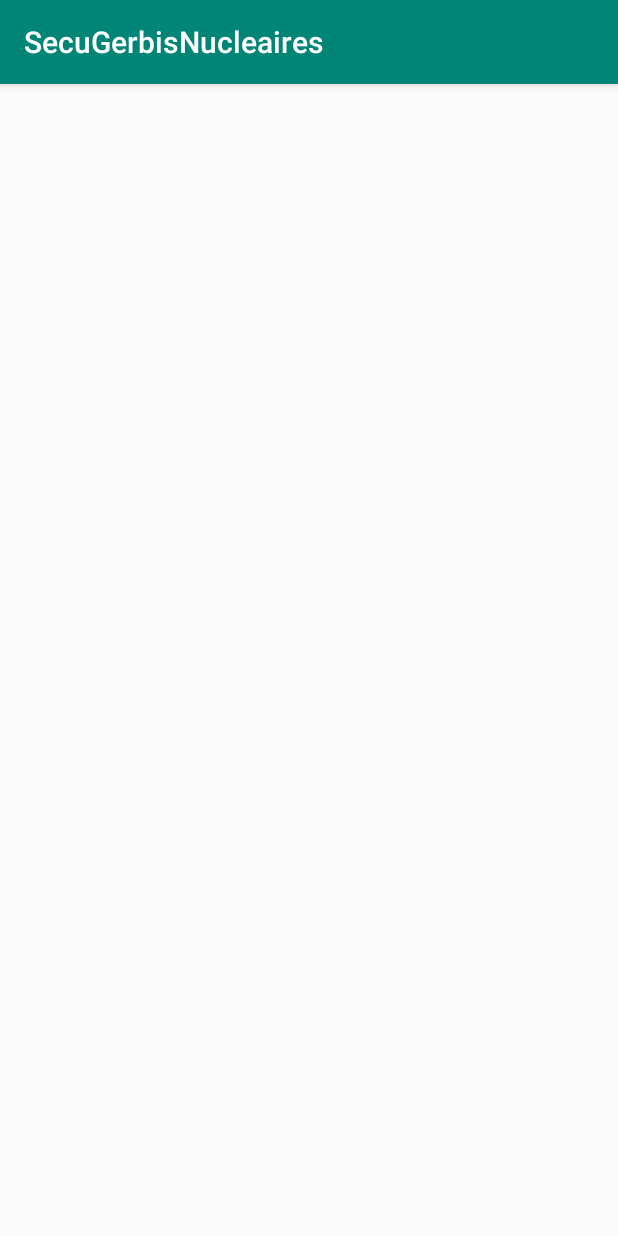
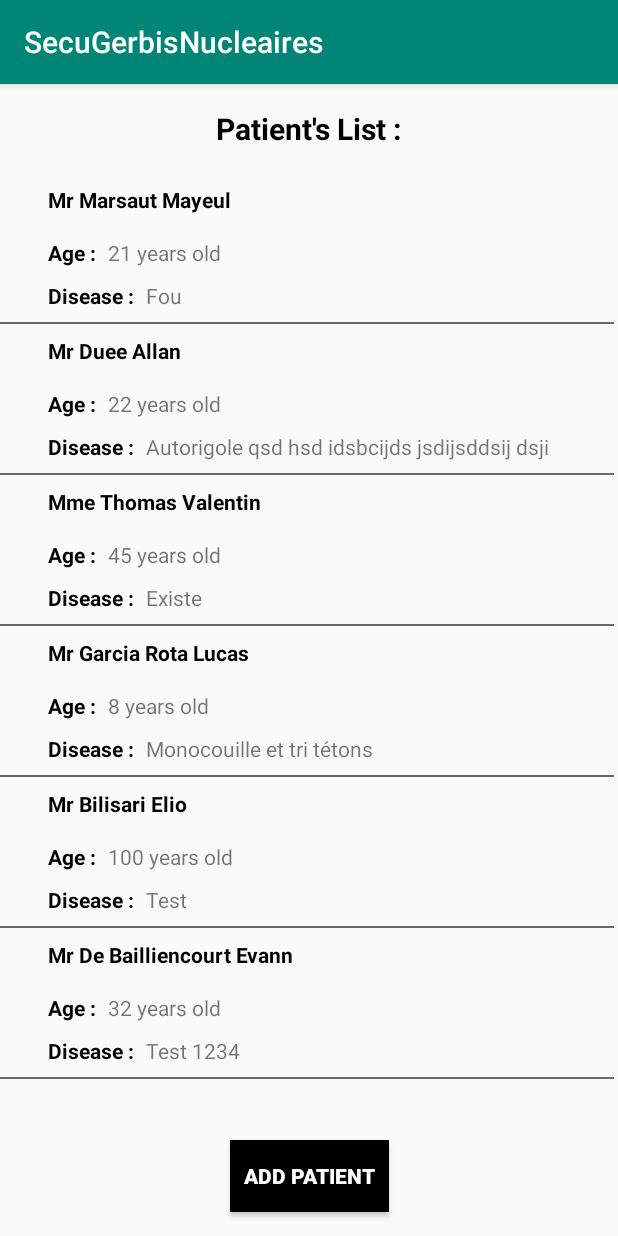
Before and after one commit to EvannDev/cryptoMobile-1, an Android app: the PatientsInfoActivity screen opened directly, with no data from a screen before it, on a phone screen of 412 x 824 dp. Run offline under Robolectric (Android 15) with nearby library versions, the phone set to English and light mode, and no system bars.

Commit message:
Allan rebase

```diff
--- a/SecuGerbisNucleaires/app/build.gradle
+++ b/SecuGerbisNucleaires/app/build.gradle
@@ -12,7 +12,7 @@ android {
     buildToolsVersion "29.0.3"
     defaultConfig {
         applicationId "fr.isen.gerbisnucleaires.secugerbisnucleaires"
-        minSdkVersion 29
+        minSdkVersion 28
         targetSdkVersion 29
         versionCode 1
         versionName "1.0"
@@ -36,12 +36,11 @@ dependencies {
     implementation 'com.google.firebase:firebase-auth:19.2.0'
     implementation 'com.google.firebase:firebase-database:19.2.1'
     implementation 'com.firebaseui:firebase-ui-database:3.1.0'
-    testImplementation 'junit:junit:4.13'
+    testImplementation 'junit:junit:4.12'
     androidTestImplementation 'androidx.test.ext:junit:1.1.1'
     androidTestImplementation 'androidx.test.espresso:espresso-core:3.2.0'
     implementation 'com.google.android.gms:play-services-plus:17.0.0'
     implementation 'androidx.recyclerview:recyclerview:1.1.0'
     // New dependencies here
 //    implementation 'com.squareup.picasso:picasso:2.71828'
-    implementation 'androidx.biometric:biometric:1.0.1'
 }
--- a/SecuGerbisNucleaires/app/src/main/AndroidManifest.xml
+++ b/SecuGerbisNucleaires/app/src/main/AndroidManifest.xml
@@ -10,7 +10,8 @@
         android:roundIcon="@mipmap/ic_launcher_round"
         android:supportsRtl="true"
         android:theme="@style/AppTheme">
-        <activity android:name=".LoginActivity"></activity>
+        <activity android:name=".SpecificPatientActivity"></activity>
+        <activity android:name=".LoginActivity" />
         <activity android:name=".MessengerActivity" />
         <activity android:name=".PatientsInfoActivity" />
         <activity android:name=".PersonalInfoActivity" />
--- a/SecuGerbisNucleaires/app/src/main/java/fr/isen/gerbisnucleaires/secugerbisnucleaires/PatientsInfoActivity.kt
+++ b/SecuGerbisNucleaires/app/src/main/java/fr/isen/gerbisnucleaires/secugerbisnucleaires/PatientsInfoActivity.kt
@@ -1,18 +1,45 @@
 package fr.isen.gerbisnucleaires.secugerbisnucleaires
 
+import android.annotation.SuppressLint
+import android.content.Intent
 import androidx.appcompat.app.AppCompatActivity
 import android.os.Bundle
 import android.widget.LinearLayout
+import android.widget.Toast
 import androidx.recyclerview.widget.LinearLayoutManager
+import androidx.recyclerview.widget.RecyclerView
 import fr.isen.gerbisnucleaires.secugerbisnucleaires.recyclerview.PatientAdapter
 import fr.isen.gerbisnucleaires.secugerbisnucleaires.recyclerview.patient.Name
 import fr.isen.gerbisnucleaires.secugerbisnucleaires.recyclerview.patient.Patient
 import kotlinx.android.synthetic.main.activity_patients_info.*
 
-class PatientsInfoActivity : AppCompatActivity() {
+class PatientsInfoActivity : AppCompatActivity(), PatientAdapter.OnItemClickListener {
+    override fun onItemClick(patient: Patient) {
+        val intent = Intent(this@PatientsInfoActivity, SpecificPatientActivity::class.java)
+        intent.putExtra("title", patient.name.title)
+        intent.putExtra("first_name", patient.name.firstName)
+        intent.putExtra("last_name", patient.name.name)
+        intent.putExtra("age", patient.age.toString())
+        intent.putExtra("disease", patient.disease)
+        startActivity(intent)
+        //Toast.makeText(this, "Clicked: ${patient.name}", Toast.LENGTH_LONG).show()
+    }
 
+    private val patients: ArrayList<Patient> = arrayListOf(
+        Patient(Name("Marsaut", "Mayeul", "Mr"), "Fou", 21),
+        Patient(Name("Duee", "Allan", "Mr"), "Autorigole qsd hsd idsbcijds jsdijsddsij dsji ijs sijd jids jds ojds jd js ojdsodsosdjjds jds  sod dsj dsj sdoj dso ", 22),
+        Patient(Name("Thomas", "Valentin", "Mme"), "Existe", 45),
+        Patient(Name("Garcia Rota", "Lucas", "Mr"), "Monocouille et tri tétons",8) ,
+        Patient(Name("Bilisari", "Elio", "Mr"), "Test",100),
+        Patient(Name("De Bailliencourt", "Evann", "Mr"), "Test 1234 ",32)
+    )
+
+    @SuppressLint("WrongConstant")
     override fun onCreate(savedInstanceState: Bundle?) {
         super.onCreate(savedInstanceState)
         setContentView(R.layout.activity_patients_info)
+
+        patientsRecycler.layoutManager = LinearLayoutManager(this)
+        patientsRecycler.adapter = PatientAdapter(patients,this)
     }
 }
--- a/SecuGerbisNucleaires/app/src/main/java/fr/isen/gerbisnucleaires/secugerbisnucleaires/recyclerview/PatientAdapter.kt
+++ b/SecuGerbisNucleaires/app/src/main/java/fr/isen/gerbisnucleaires/secugerbisnucleaires/recyclerview/PatientAdapter.kt
@@ -2,18 +2,23 @@ package fr.isen.gerbisnucleaires.secugerbisnucleaires.recyclerview
 
 import android.view.LayoutInflater
 import android.view.ViewGroup
+import android.widget.AdapterView
 import androidx.recyclerview.widget.RecyclerView
 import fr.isen.gerbisnucleaires.secugerbisnucleaires.R
 import fr.isen.gerbisnucleaires.secugerbisnucleaires.recyclerview.patient.Patient
 
-class PatientAdapter(private val patients: ArrayList<Patient>) : RecyclerView.Adapter<PatientHolder>() {
+class PatientAdapter(private val patients: ArrayList<Patient>, var itemClickListener: OnItemClickListener) : RecyclerView.Adapter<PatientHolder>() {
+    override fun onBindViewHolder(holder: PatientHolder, position: Int) {
+        holder.bind(patients[position], itemClickListener)
+    }
+
     override fun onCreateViewHolder(parent: ViewGroup, viewType: Int): PatientHolder {
         return PatientHolder(LayoutInflater.from(parent.context).inflate(R.layout.activity_patient_item, parent, false))
     }
 
     override fun getItemCount(): Int = patients.size
 
-    override fun onBindViewHolder(holder: PatientHolder, position: Int) {
-        holder.bindValue(patients[position])
+    interface OnItemClickListener {
+        fun onItemClick(patient : Patient)
     }
 }
--- a/SecuGerbisNucleaires/app/src/main/java/fr/isen/gerbisnucleaires/secugerbisnucleaires/recyclerview/PatientHolder.kt
+++ b/SecuGerbisNucleaires/app/src/main/java/fr/isen/gerbisnucleaires/secugerbisnucleaires/recyclerview/PatientHolder.kt
@@ -6,9 +6,13 @@ import fr.isen.gerbisnucleaires.secugerbisnucleaires.recyclerview.patient.Patien
 import kotlinx.android.synthetic.main.activity_patient_item.view.*
 
 class PatientHolder(itemView: View) : RecyclerView.ViewHolder(itemView) {
-    fun bindValue(patient: Patient) {
-        itemView.patientTitle.text = patient.name.title
-        itemView.patientName.text = (patient.name.name + " " + patient.name.firstName)
+    fun bind(patient: Patient, clickListener : PatientAdapter.OnItemClickListener) {
+        itemView.patientName.text = (patient.name.title + " " + patient.name.name + " " + patient.name.firstName)
+        itemView.patientAge.text =  (patient.age.toString() + " years old")
         itemView.patientDisease.text = patient.disease
+
+        itemView.setOnClickListener {
+            clickListener.onItemClick(patient)
+        }
     }
 }
--- a/SecuGerbisNucleaires/app/src/main/java/fr/isen/gerbisnucleaires/secugerbisnucleaires/recyclerview/patient/Patient.kt
+++ b/SecuGerbisNucleaires/app/src/main/java/fr/isen/gerbisnucleaires/secugerbisnucleaires/recyclerview/patient/Patient.kt
@@ -2,5 +2,6 @@ package fr.isen.gerbisnucleaires.secugerbisnucleaires.recyclerview.patient
 
 data class Patient(
     val name: Name,
-    val disease: String
+    val disease: String,
+    val age: Int
 )
--- a/SecuGerbisNucleaires/app/src/main/res/layout/activity_patient_item.xml
+++ b/SecuGerbisNucleaires/app/src/main/res/layout/activity_patient_item.xml
@@ -6,39 +6,67 @@
 
     <TextView
         android:id="@+id/patientName"
-        android:layout_width="wrap_content"
+        android:layout_width="0dp"
         android:layout_height="wrap_content"
-        android:layout_marginStart="16dp"
+        android:layout_marginStart="32dp"
         android:layout_marginTop="8dp"
-        app:layout_constraintStart_toEndOf="@+id/patientTitle"
+        android:layout_marginEnd="32dp"
+        android:textColor="@color/colorBlack"
+        android:textStyle="bold"
+        app:layout_constraintEnd_toEndOf="parent"
+        app:layout_constraintStart_toStartOf="parent"
         app:layout_constraintTop_toTopOf="parent" />
 
     <TextView
         android:id="@+id/patientDisease"
+        android:layout_width="280dp"
+        android:layout_height="19dp"
+        android:layout_marginStart="8dp"
+        android:layout_marginEnd="32dp"
+        app:layout_constraintEnd_toEndOf="parent"
+        app:layout_constraintStart_toEndOf="@+id/patientDiseaseName"
+        app:layout_constraintTop_toTopOf="@+id/patientDiseaseName" />
+
+    <TextView
+        android:id="@+id/patientDiseaseName"
         android:layout_width="wrap_content"
         android:layout_height="wrap_content"
-        android:layout_marginStart="32dp"
-        android:layout_marginTop="8dp"
-        app:layout_constraintStart_toStartOf="parent"
-        app:layout_constraintTop_toBottomOf="@+id/patientName" />
+        android:text="@string/patient_disease"
+        android:textColor="@color/colorBlack"
+        android:textStyle="bold"
+        app:layout_constraintBottom_toBottomOf="parent"
+        app:layout_constraintStart_toStartOf="@+id/patientAgeName"
+        app:layout_constraintTop_toBottomOf="@+id/patientAgeName" />
 
     <TextView
-        android:id="@+id/patientTitle"
+        android:id="@+id/patientAgeName"
         android:layout_width="wrap_content"
         android:layout_height="wrap_content"
-        android:layout_marginStart="32dp"
-        android:layout_marginTop="8dp"
-        app:layout_constraintStart_toStartOf="parent"
-        app:layout_constraintTop_toTopOf="parent" />
+        android:layout_marginTop="16dp"
+        android:text="@string/patient_age"
+        android:textColor="@color/colorBlack"
+        android:textStyle="bold"
+        app:layout_constraintStart_toStartOf="@+id/patientName"
+        app:layout_constraintTop_toBottomOf="@+id/patientName" />
 
     <View
         android:id="@+id/divider"
         android:layout_width="409dp"
         android:layout_height="1dp"
         android:layout_marginTop="8dp"
-        android:background="#4D4D4D"
+        android:background="@color/colorDivider"
         app:layout_constraintEnd_toEndOf="parent"
         app:layout_constraintHorizontal_bias="0.0"
         app:layout_constraintStart_toStartOf="parent"
         app:layout_constraintTop_toBottomOf="@+id/patientDisease" />
+
+    <TextView
+        android:id="@+id/patientAge"
+        android:layout_width="0dp"
+        android:layout_height="wrap_content"
+        android:layout_marginStart="8dp"
+        android:layout_marginEnd="32dp"
+        app:layout_constraintEnd_toEndOf="parent"
+        app:layout_constraintStart_toEndOf="@+id/patientAgeName"
+        app:layout_constraintTop_toTopOf="@+id/patientAgeName" />
 </androidx.constraintlayout.widget.ConstraintLayout>
--- a/SecuGerbisNucleaires/app/src/main/res/layout/activity_patients_info.xml
+++ b/SecuGerbisNucleaires/app/src/main/res/layout/activity_patients_info.xml
@@ -10,9 +10,37 @@
         android:id="@+id/patientsRecycler"
         android:layout_width="0dp"
         android:layout_height="0dp"
-        app:layout_constraintBottom_toBottomOf="parent"
+        android:layout_marginTop="16dp"
+        android:layout_marginBottom="16dp"
+        app:layout_constraintBottom_toTopOf="@+id/addPatientButton"
         app:layout_constraintEnd_toEndOf="parent"
         app:layout_constraintHorizontal_bias="0.5"
         app:layout_constraintStart_toStartOf="parent"
+        app:layout_constraintTop_toBottomOf="@+id/patientsListLabel" />
+
+    <TextView
+        android:id="@+id/patientsListLabel"
+        android:layout_width="wrap_content"
+        android:layout_height="wrap_content"
+        android:layout_marginTop="16dp"
+        android:text="@string/patients_list"
+        android:textStyle="bold"
+        android:textSize="20sp"
+        android:textColor="@color/colorBlack"
+        app:layout_constraintEnd_toEndOf="parent"
+        app:layout_constraintStart_toStartOf="parent"
         app:layout_constraintTop_toTopOf="parent" />
+
+    <Button
+        android:id="@+id/addPatientButton"
+        android:layout_width="106dp"
+        android:layout_height="48dp"
+        android:layout_marginBottom="16dp"
+        android:background="@color/colorBlack"
+        android:text="@string/add_patient"
+        android:textColor="@color/colorWhite"
+        android:textStyle="bold"
+        app:layout_constraintBottom_toBottomOf="parent"
+        app:layout_constraintEnd_toEndOf="parent"
+        app:layout_constraintStart_toStartOf="parent" />
 </androidx.constraintlayout.widget.ConstraintLayout>
--- a/SecuGerbisNucleaires/app/src/main/res/values/colors.xml
+++ b/SecuGerbisNucleaires/app/src/main/res/values/colors.xml
@@ -3,4 +3,7 @@
     <color name="colorPrimary">#008577</color>
     <color name="colorPrimaryDark">#00574B</color>
     <color name="colorAccent">#D81B60</color>
+    <color name="colorBlack">#000000</color>
+    <color name="colorWhite">#ffffff</color>
+    <color name="colorDivider">#686868</color>
 </resources>
--- a/SecuGerbisNucleaires/app/src/main/res/values/strings.xml
+++ b/SecuGerbisNucleaires/app/src/main/res/values/strings.xml
@@ -2,4 +2,11 @@
     <string name="app_name">SecuGerbisNucleaires</string>
     <string name="book_icon">Book icon</string>
     <string name="patient_icon">Patient icon</string>
+    <string name="patients_list">Patient\'s List : </string>
+    <string name="add_patient">Add Patient</string>
+    <string name="patient_disease">Disease :</string>
+    <string name="patient_age">Age : </string>
+    <string name="years_old">years old</string>
+    <string name="list_of_patient_visits">List Of Visits : </string>
+    <string name="edit_patient_info">Edit Patient Info</string>
 </resources>
```
Also changed, not shown: 2 other files.
